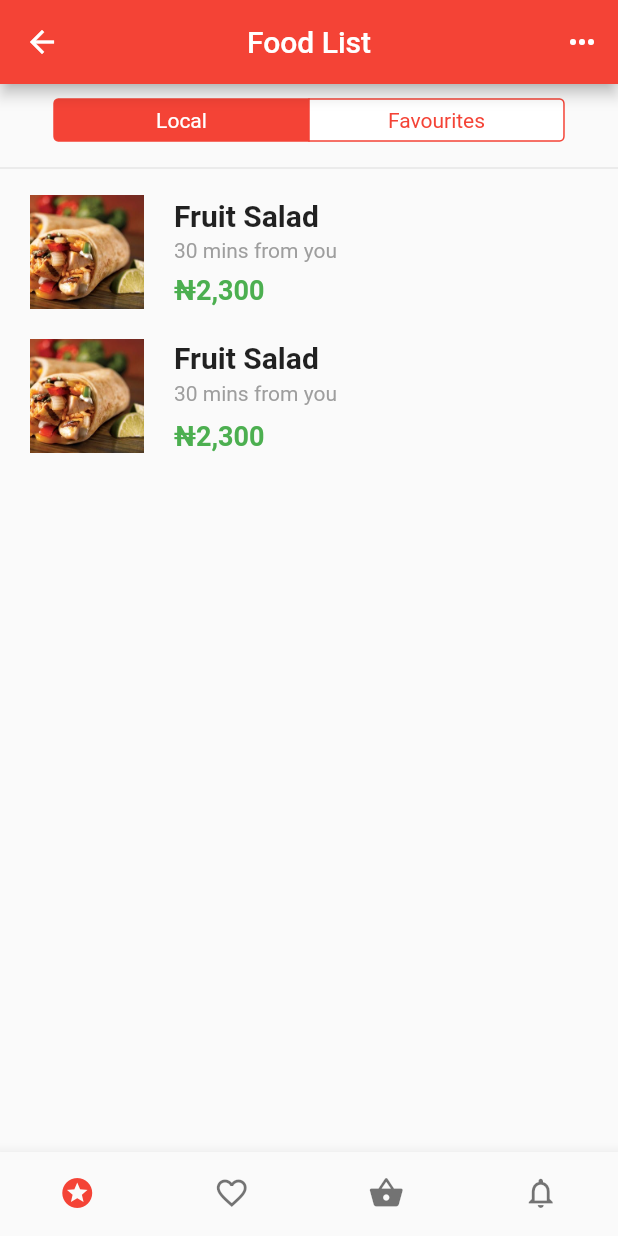
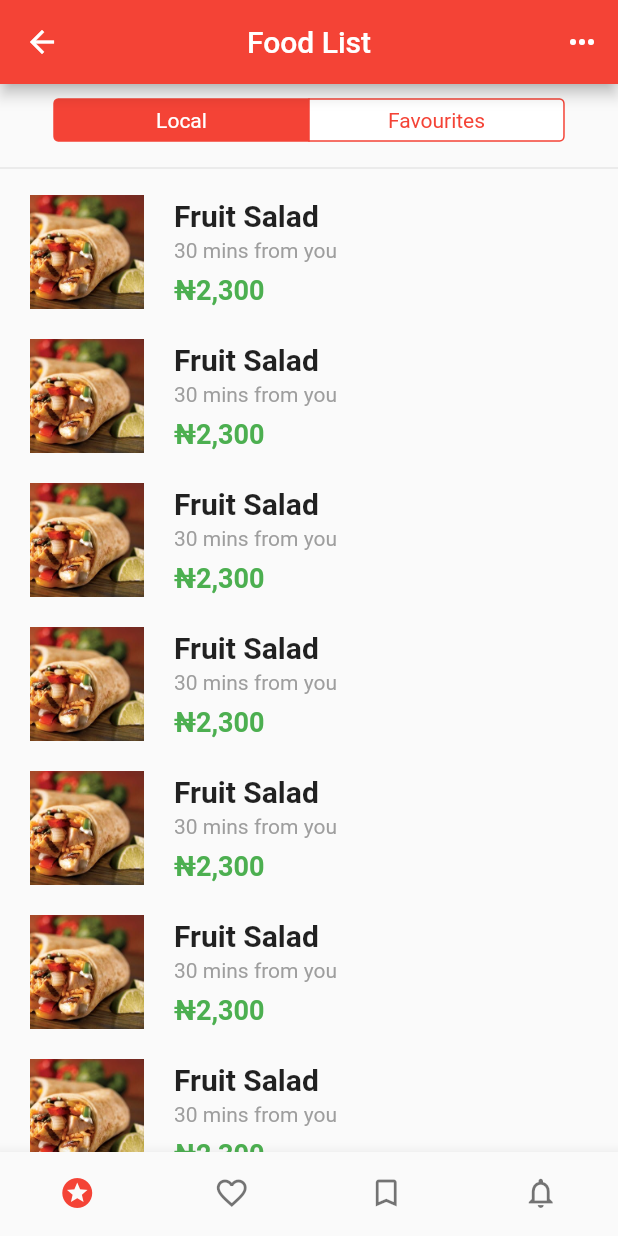
Before and after one commit to culjo/flutter-reusable-talk, a Flutter app: the FoodListScreen screen opened directly, on a phone screen of 412 x 824 dp. Run offline on Flutter 3.47's test engine with Material 2 defaults, Android fonts, the phone set to English and light mode, and no system bars; our stand-ins replace shared_preferences; missing offline and left inert: vibrate; accounts and stored records are empty.

Commit message:
another one

```diff
--- a/lib/main.dart
+++ b/lib/main.dart
@@ -2,6 +2,8 @@ import 'package:flutter/material.dart';
 import 'package:resuable_components_talk/ui/screens/home/home_screen.dart';
 import 'package:resuable_components_talk/ui/views/theme/AppTheme.dart';
 
+// culjo
+// https://github.com/culjo/
 
 void main() => runApp(MyApp());
 
--- a/lib/ui/screens/foodlist/food_list_screen.dart
+++ b/lib/ui/screens/foodlist/food_list_screen.dart
@@ -7,20 +7,30 @@ class FoodListScreen extends StatefulWidget {
 }
 
 class _FoodListScreenState extends State<FoodListScreen> {
+
+  int currentTab = 0;
+
   @override
   Widget build(BuildContext context) {
     return Scaffold(
 
       bottomNavigationBar: BottomNavigationBar(
+        currentIndex: currentTab,
         type: BottomNavigationBarType.fixed,
         showSelectedLabels: false,
         showUnselectedLabels: false,
         items: [
           BottomNavigationBarItem(icon: Icon(Icons.star_border, ), activeIcon: Icon(Icons.stars,), title: Text(""), ),
-          BottomNavigationBarItem(icon: Icon(Icons.favorite_border, ), title: Text(""), ),
-          BottomNavigationBarItem(icon: Icon(Icons.shopping_basket, ), title: Text(""), ),
-          BottomNavigationBarItem(icon: Icon(Icons.notifications_none, ), title: Text(""), ),
+          BottomNavigationBarItem(icon: Icon(Icons.favorite_border, ), activeIcon: Icon(Icons.favorite, ), title: Text(""), ),
+          BottomNavigationBarItem(icon: Icon(Icons.bookmark_border, ), activeIcon: Icon(Icons.bookmark, ), title: Text(""), ),
+          BottomNavigationBarItem(icon: Icon(Icons.notifications_none, ), activeIcon: Icon(Icons.notifications, ) , title: Text(""), ),
         ],
+        onTap: (int selected) {
+          setState(() {
+            currentTab = selected;
+
+          });
+        },
       ),
 
 
@@ -49,8 +59,8 @@ class _FoodListScreenState extends State<FoodListScreen> {
             Divider(),
             Expanded(
               child: ListView(
-                children: <Widget>[
-                  Container(
+                children: List.generate(12, (index) {
+                  return Container(
                     padding: EdgeInsets.symmetric(horizontal: 20.0, vertical: 10.0),
                     child: Row(
                       children: <Widget>[
@@ -100,59 +110,8 @@ class _FoodListScreenState extends State<FoodListScreen> {
                         ),
                       ],
                     ),
-                  ),
-                  Container(
-                    padding: EdgeInsets.symmetric(horizontal: 20.0, vertical: 10.0),
-                    child: Row(
-                      children: <Widget>[
-                        Image.asset(
-                          "images/photo1.jpeg",
-                          width: 76,
-                          height: 76,
-                          fit: BoxFit.cover,
-                        ),
-
-                        Expanded(
-                          child: Container(
-                            margin: EdgeInsets.only(left: 20),
-                            child: Column(
-                              crossAxisAlignment: CrossAxisAlignment.start,
-                              children: <Widget>[
-                                Text(
-                                  "Fruit Salad",
-                                  style: TextStyle(
-                                    fontSize: 20,
-                                    fontWeight: FontWeight.w600,
-                                  ),
-                                ),
-                                SizedBox(
-                                  height: 4.0,
-                                ),
-                                Text(
-                                  "30 mins from you",
-                                  style: TextStyle(
-                                      fontSize: 14,
-                                      fontWeight: FontWeight.w400,
-                                      color: Colors.grey),
-                                ),
-                                SizedBox(
-                                  height: 10.0,
-                                ),
-                                Text(
-                                  "\u20A62,300",
-                                  style: TextStyle(
-                                      fontSize: 18,
-                                      fontWeight: FontWeight.bold,
-                                      color: Colors.green),
-                                ),
-                              ],
-                            ),
-                          ),
-                        ),
-                      ],
-                    ),
-                  ),
-                ],
+                  );
+                }),
               ),
             ),
           ],
```
